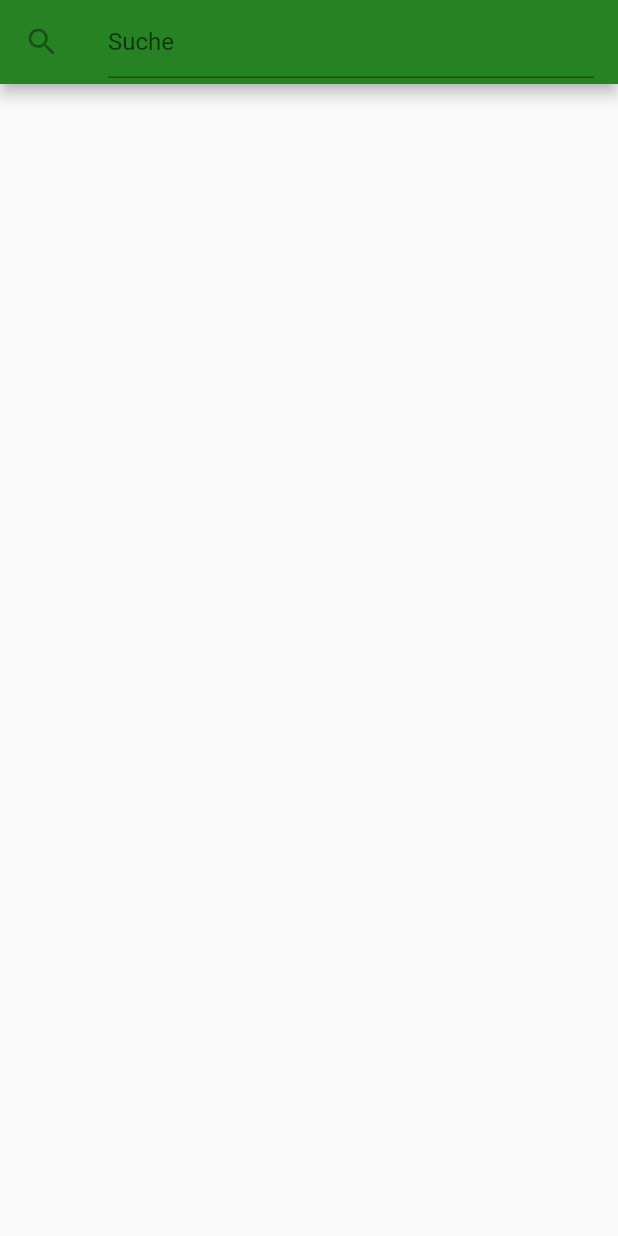
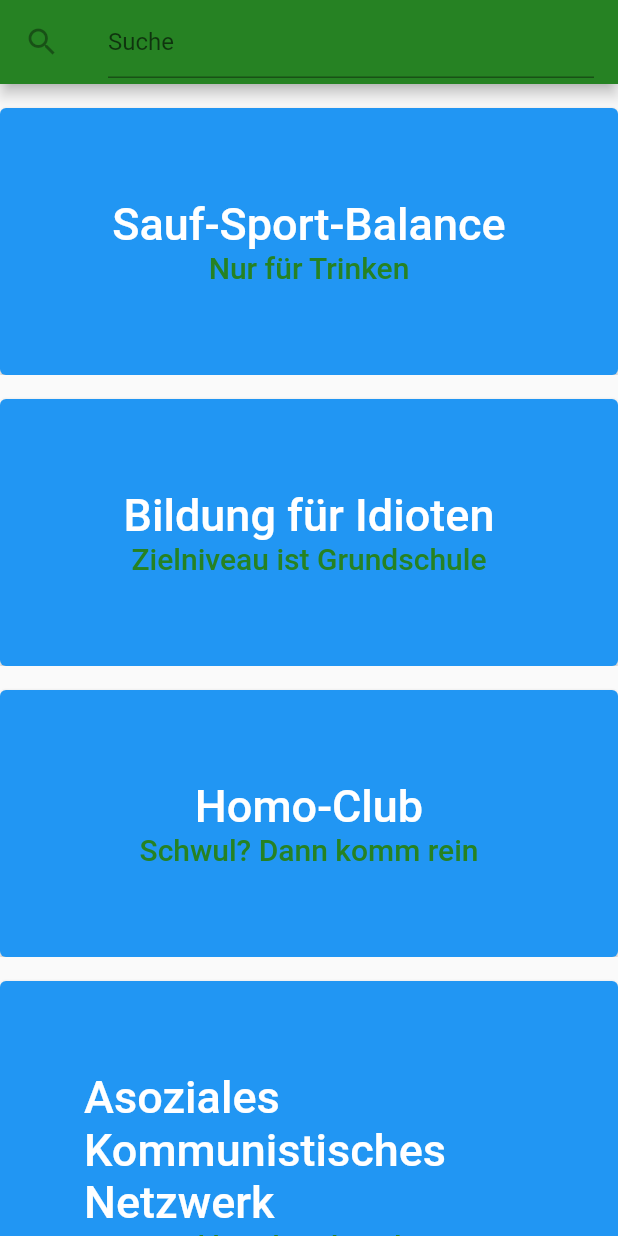
Before and after one commit to CodingBubble/FrontEnd, a Flutter app: the screen it shows after launch, on a phone screen of 412 x 824 dp. Run offline on Flutter 3.47's test engine with Material 2 defaults, Android fonts, the phone set to English and light mode, and no system bars; accounts and stored records are empty.

Commit message:
lib/mainWidget.dart

```diff
--- a/projectilm/lib/mainWidget.dart
+++ b/projectilm/lib/mainWidget.dart
@@ -41,17 +41,58 @@ class _mainWidgetState extends State<mainWidget> {
         ), //title aof appbar
         backgroundColor: const Color(0xFF268223), //background color of appbar
       ),
-        body: Column(
-          children: <Widget>[],
-        ));
+      body: Scrollbar(
+          child: ListView.builder(
+        itemBuilder: (context, index) {
+          return Material(
+            child: Column(
+              children: [
+                new Padding(padding: EdgeInsets.all(discanceBetweenWidgets)),
+                ElevatedButton(
+                    child: groups(groupNames[index], groupDescription[index]),
+                    onPressed: () => {
+                          /*Navigator.push(context, new MaterialPageRoute(builder: (context) => ))*/
+                        })
+              ],
+            ),
+          );
+        },
+        itemCount: groupNames.length,
+      )),
+    );
   }
 
   // buttons and others
 
   Widget groups(name, description) {
     return Container(
-      child: Text(name, style: TextStyle(color: fontColor)),
-      padding:
+      child: Column(
+        children: [
+          Text(name,
+              style: TextStyle(color: fontColor, fontSize: HeadfontOfWidget)),
+          Text(description,
+              style: TextStyle(
+                  color: backgroundColor, fontSize: SecondfontOfWidget)),
+        ],
+      ),
+      padding: constPadding,
+      margin: constMargin,
+      width: double.infinity,
     );
   }
+
+  List<String> groupNames = <String>[
+    "Sauf-Sport-Balance",
+    "Bildung für Idioten",
+    "Homo-Club",
+    "Asoziales Kommunistisches Netzwerk",
+    "Verein für effektive Gehirnspende",
+  ];
+  List<String> groupDescription = <String>[
+    "Nur für Trinken",
+    "Zielniveau ist Grundschule",
+    "Schwul? Dann komm rein",
+    "Niemand hat die Abisicht eine Mauer zu errichten",
+    "Frau Merker ist Ehrenmitglied"
+  ];
 }
```
Lines whose indentation alone changed are shown as unchanged.
